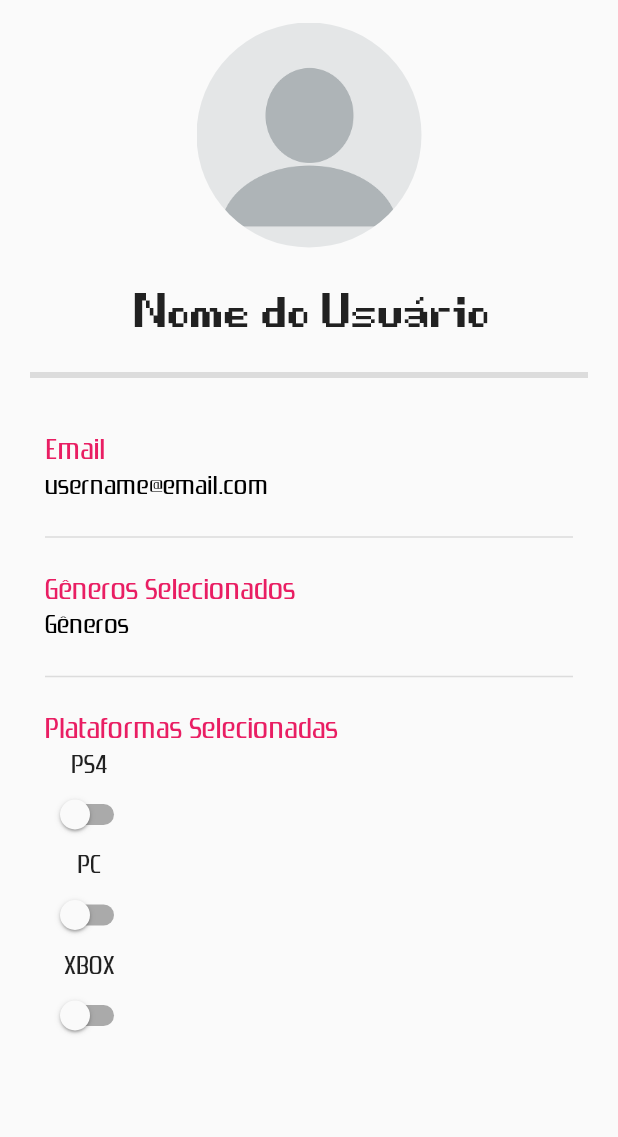
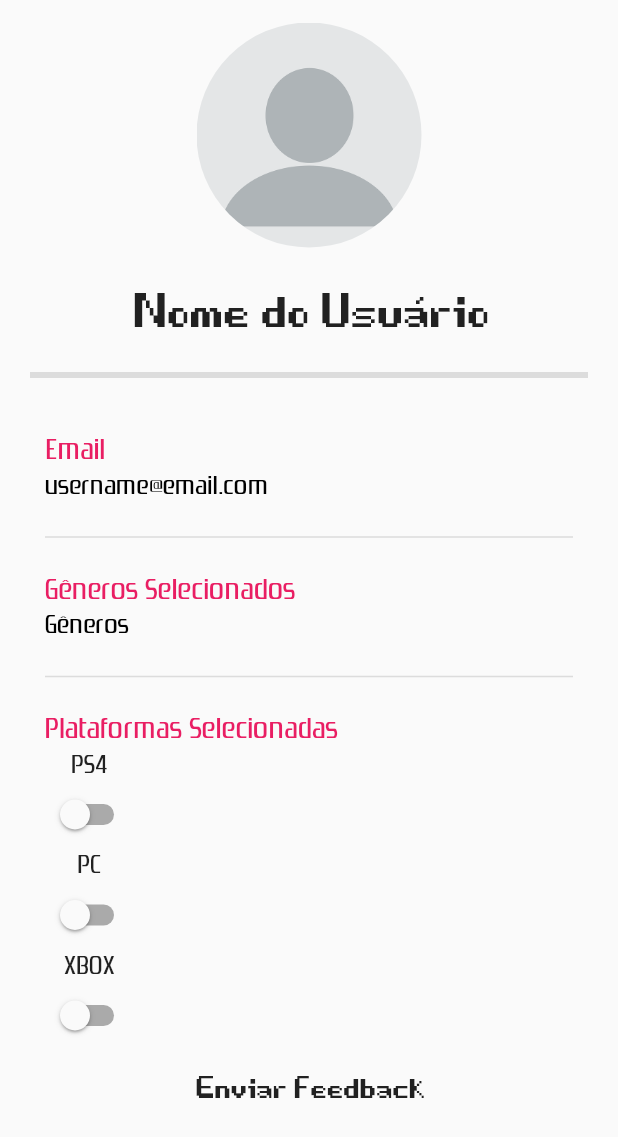
Before and after one commit to Paivamelo/gamesearch1, a Flutter app: the MainTela1 screen opened directly, on a phone screen of 412 x 824 dp. Shown: the top 1137 px of the screen. Run offline on Flutter 3.47's test engine with Material 2 defaults, Android fonts, the phone set to English and light mode, and no system bars; our stand-ins replace bloc, dio, firebase_auth, firebase_core, flutter_bloc, socket_io_client; accounts and stored records are empty.

Commit message:
add user botao enviar feedback

```diff
--- a/lib/view/screens/user_screen/tela1_main.dart
+++ b/lib/view/screens/user_screen/tela1_main.dart
@@ -1,4 +1,5 @@
 import 'package:flutter/material.dart';
+import 'package:gamesearch1/view/screens/feedback_screen/tela4_main.dart';
 
 class MainTela1 extends StatefulWidget {
   @override
@@ -159,6 +160,24 @@ class MainTela1State extends State<MainTela1> {
                         ),
                       ),
                     ),
+                    Container(
+                      height: 40,
+                      alignment: Alignment.center,
+                      child: TextButton(
+                        //autofocus: true,
+                        child: Text(
+                          "Enviar Feedback",
+                          style: TextStyle(
+                            fontFamily: 'Gameover',
+                            fontSize: 50,
+                            color: Colors.black87,
+                          ),
+                        ),
+                        onPressed: () => Navigator.of(context).push(
+                            MaterialPageRoute(
+                                builder: (context) => MainTela4())),
+                      ),
+                    ),
                   ],
                 ),
               ),
```
